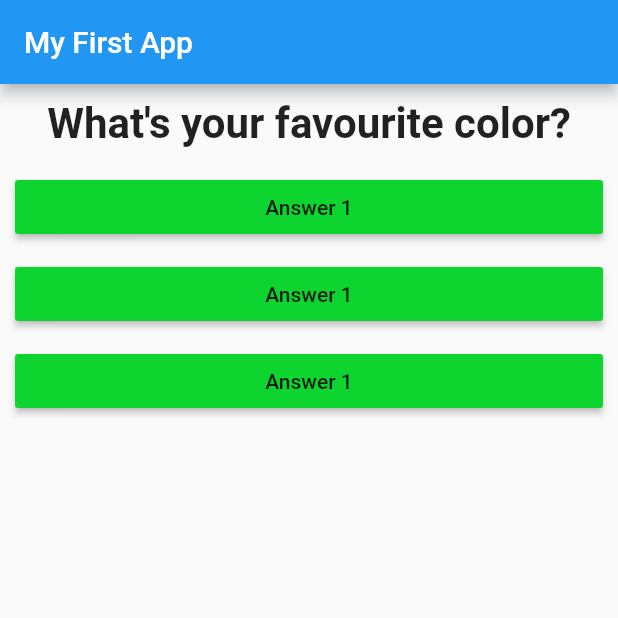
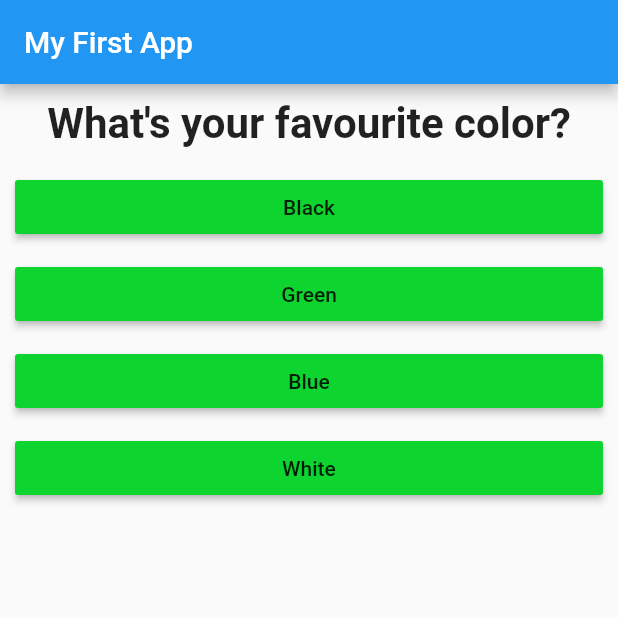
Before and after one commit to devraselhossen/Quiz_App, a Flutter app: the screen it shows after launch, on a phone screen of 412 x 824 dp, the top half of it. Run offline on Flutter 3.47's test engine with Material 2 defaults, Android fonts, the phone set to English and light mode, and no system bars.

Commit message:
five commit

```diff
--- a/lib/answer.dart
+++ b/lib/answer.dart
@@ -4,9 +4,10 @@ import 'package:flutter/material.dart';
 
 class Answer extends StatelessWidget {
 
-  final VoidCallback selectHandeler;
+  final VoidCallback _selectHandeler;
+  final String _answerText;
 
-  Answer(this.selectHandeler);
+  Answer(this._selectHandeler, this._answerText);
 
   @override
   Widget build(BuildContext context) {
@@ -15,8 +16,8 @@ class Answer extends StatelessWidget {
       child: Container(
         child: RaisedButton(
           color: Color.fromARGB(255, 13, 212, 46),
-          onPressed: selectHandeler,
-          child: Text("Answer 1"),
+          onPressed: _selectHandeler,
+          child: Text(_answerText),
         ),
       ),
     );
--- a/lib/home.dart
+++ b/lib/home.dart
@@ -12,6 +12,21 @@ class Home extends StatefulWidget {
 }
 
 class _HomeState extends State<Home> {
+  final questions = const [
+    {
+      'questionText': 'What\'s your favourite color?',
+      'answers': ['Black', 'Green', 'Blue', 'White']
+    },
+    {
+      'questionText': 'What\'s your favourite animal?',
+      'answers': ['Tiger', 'Lion', 'Elephant', 'Snake']
+    },
+    {
+      'questionText': 'What\'s your favourite Player?',
+      'answers': ['Tamim', 'Shakib', 'Mahmudullah', 'Musfiq']
+    },
+  ];
+
   var _questionIndex = 0;
 
   void _answerQuestion() {
@@ -19,25 +34,31 @@ class _HomeState extends State<Home> {
       _questionIndex = _questionIndex + 1;
     });
     print(_questionIndex);
+    if (_questionIndex < questions.length) {
+      print("We have more question");
+    } else {
+      print("No more question");
+    }
   }
 
   @override
   Widget build(BuildContext context) {
-    var question = [
-      'What\'s your favourite color?',
-      'What\'s your favourite animal?',
-    ];
     return Scaffold(
         appBar: AppBar(
           title: Text("My First App"),
         ),
-        body: ListView(
-          children: [
-            Question(question[_questionIndex]),
-            Answer(_answerQuestion),
-            Answer(_answerQuestion),
-            Answer(_answerQuestion),
-          ],
-        ));
+        body: _questionIndex < questions.length
+            ? ListView(
+                children: [
+                  Question(questions[_questionIndex]['questionText'] as String),
+                  ...(questions[_questionIndex]['answers'] as List<String>)
+                      .map((answer) {
+                    return Answer(_answerQuestion, answer);
+                  }).toList()
+                ],
+              )
+            : Center(
+                child: Text("You did it!"),
+              ));
   }
 }
```
